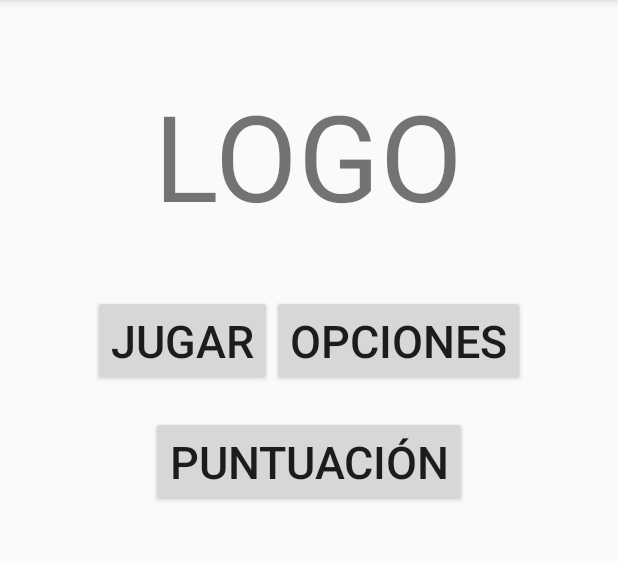
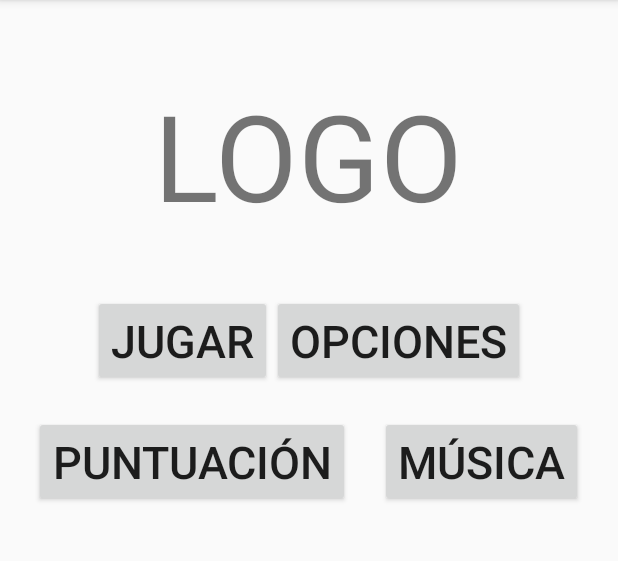
Before and after one commit to MDG99/QuizApp-Pro, an Android app: the screen it shows after launch (MainActivity), on a phone screen of 412 x 824 dp, the part 84-645 px from its top. Run offline under Robolectric (Android 15) with nearby library versions, the phone set to English and light mode, and no system bars; 1 statement that could not run was skipped.

```diff
--- a/app/src/main/java/com/example/quizapp_pro/MainActivity.java
+++ b/app/src/main/java/com/example/quizapp_pro/MainActivity.java
@@ -4,6 +4,7 @@ import android.content.Intent;
 import android.os.Bundle;
 import android.view.View;
 import android.widget.Button;
+import android.widget.Toast;
 
 import androidx.appcompat.app.AppCompatActivity;
 
@@ -12,6 +13,7 @@ public class MainActivity extends AppCompatActivity {
     private Button btnPlay;
     private Button btnConfig;
     private Button btnPoints;
+    private Button btnMusic;
 
     @Override
     protected void onCreate(Bundle savedInstanceState) {
@@ -32,5 +34,34 @@ public class MainActivity extends AppCompatActivity {
             }
         });
 
+        btnPoints.setOnClickListener(new View.OnClickListener() {
+            @Override
+            public void onClick(View v) {
+                Intent intent = new Intent(MainActivity.this, Activity4.class);
+                startActivity(intent);
+
+
+            }
+        });
+
+        btnMusic.setOnClickListener(new View.OnClickListener() {
+            @Override
+            public void onClick(View v) {
+                Intent intent = new Intent(MainActivity.this, Activity5Music.class);
+                startActivity(intent);
+
+
+            }
+        });
+
+        btnPlay.setOnClickListener(new View.OnClickListener() {
+            @Override
+            public void onClick(View v) {
+                Toast.makeText(MainActivity.this, "LA APP CRASHEA", Toast.LENGTH_SHORT).show();
+
+
+            }
+        });
+
     }
 }
--- a/app/src/main/res/layout/activity_main.xml
+++ b/app/src/main/res/layout/activity_main.xml
@@ -51,8 +51,18 @@
             android:id="@+id/points_button"
             android:layout_width="wrap_content"
             android:layout_height="wrap_content"
-            android:layout_gravity="center"
+            android:layout_gravity="start"
+            android:layout_marginRight="10dp"
             android:text="Puntuación"
+            android:textSize="30sp" />
+
+        <Button
+            android:id="@+id/music_button"
+            android:layout_width="wrap_content"
+            android:layout_height="wrap_content"
+            android:layout_gravity="end"
+            android:layout_marginLeft="10dp"
+            android:text="Música"
             android:textSize="30sp" />
 
     </LinearLayout>
```
